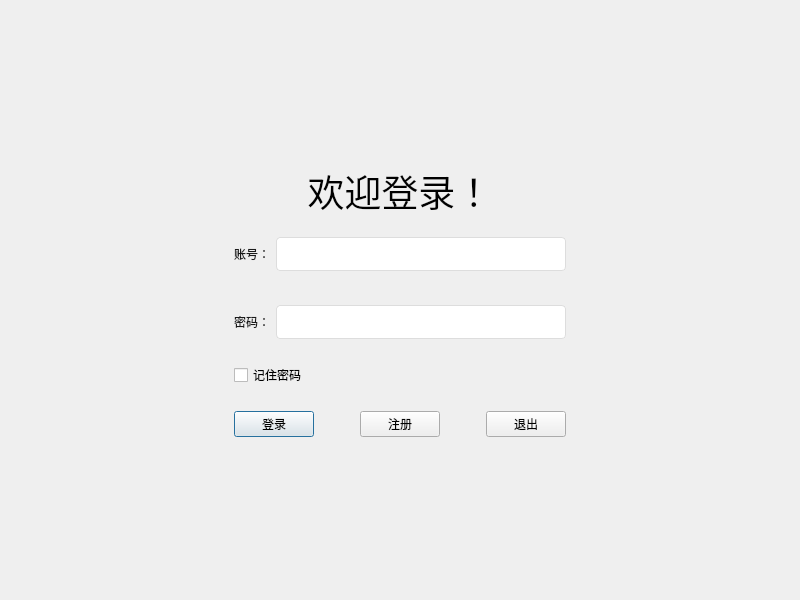
ohayo2333/bysj, file qt/class2/login.ui: the form before one commit.
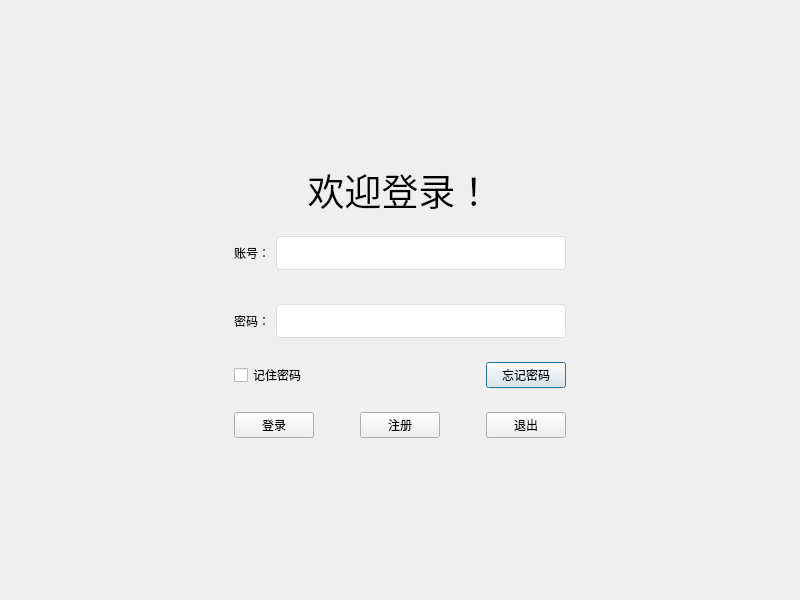
The form after the commit.

Diff of the .ui file:
```diff
--- a/qt/class2/login.ui
+++ b/qt/class2/login.ui
@@ -17,7 +17,7 @@
    <string notr="true"/>
   </property>
   <layout class="QGridLayout" name="gridLayout">
-   <item row="0" column="2">
+   <item row="0" column="1">
     <spacer name="verticalSpacer_5">
      <property name="orientation">
       <enum>Qt::Vertical</enum>
@@ -25,13 +25,13 @@
      <property name="sizeHint" stdset="0">
       <size>
        <width>20</width>
-       <height>125</height>
+       <height>120</height>
       </size>
      </property>
     </spacer>
    </item>
    <item row="1" column="0">
-    <spacer name="horizontalSpacer_3">
+    <spacer name="horizontalSpacer_4">
      <property name="orientation">
       <enum>Qt::Horizontal</enum>
      </property>
@@ -43,7 +43,7 @@
      </property>
     </spacer>
    </item>
-   <item row="1" column="1" colspan="2">
+   <item row="1" column="1">
     <layout class="QVBoxLayout" name="verticalLayout">
      <item>
       <widget class="QLabel" name="label">
@@ -171,6 +171,8 @@
       </spacer>
      </item>
      <item>
+      <layout class="QHBoxLayout" name="horizontalLayout_3">
+       <item>
       <widget class="QCheckBox" name="rememberCheckBox">
        <property name="text">
         <string>记住密码</string>
@@ -178,6 +180,34 @@
       </widget>
      </item>
      <item>
+        <spacer name="horizontalSpacer_3">
+         <property name="orientation">
+          <enum>Qt::Horizontal</enum>
+         </property>
+         <property name="sizeHint" stdset="0">
+          <size>
+           <width>40</width>
+           <height>20</height>
+          </size>
+         </property>
+        </spacer>
+       </item>
+       <item>
+        <widget class="QPushButton" name="forgotpasswordBtn">
+         <property name="text">
+          <string>忘记密码</string>
+         </property>
+         <property name="autoDefault">
+          <bool>true</bool>
+         </property>
+         <property name="default">
+          <bool>false</bool>
+         </property>
+        </widget>
+       </item>
+      </layout>
+     </item>
+     <item>
       <spacer name="verticalSpacer_4">
        <property name="orientation">
         <enum>Qt::Vertical</enum>
@@ -191,7 +221,7 @@
       </spacer>
      </item>
      <item>
-      <layout class="QHBoxLayout" name="horizontalLayout_3">
+      <layout class="QHBoxLayout" name="horizontalLayout_4">
        <item>
         <widget class="QPushButton" name="loginBtn">
          <property name="styleSheet">
@@ -252,8 +282,8 @@
      </item>
     </layout>
    </item>
-   <item row="1" column="3">
-    <spacer name="horizontalSpacer_4">
+   <item row="1" column="2">
+    <spacer name="horizontalSpacer_5">
      <property name="orientation">
       <enum>Qt::Horizontal</enum>
      </property>
@@ -273,7 +303,7 @@
      <property name="sizeHint" stdset="0">
       <size>
        <width>20</width>
-       <height>125</height>
+       <height>119</height>
       </size>
      </property>
     </spacer>
```
Lines whose indentation alone changed are shown as unchanged.
